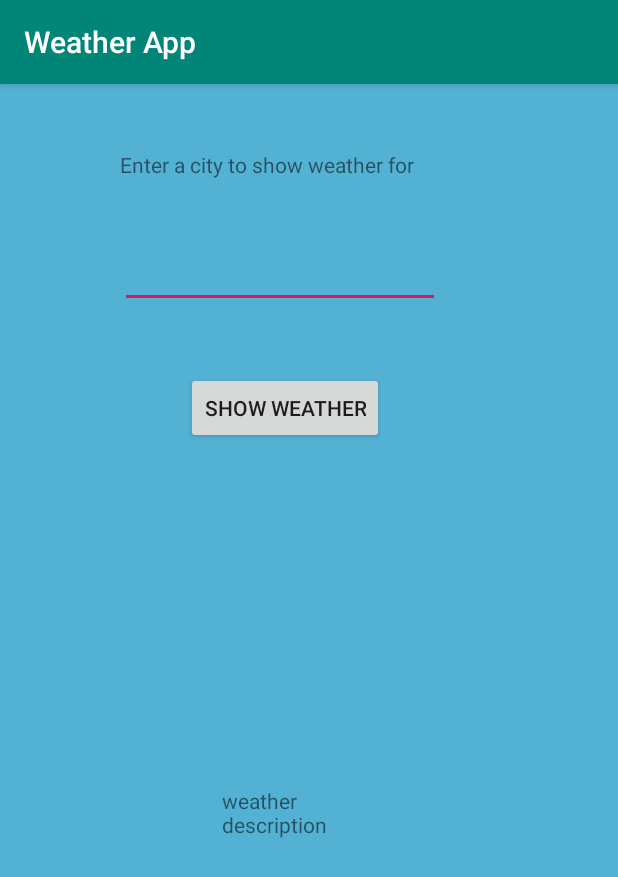
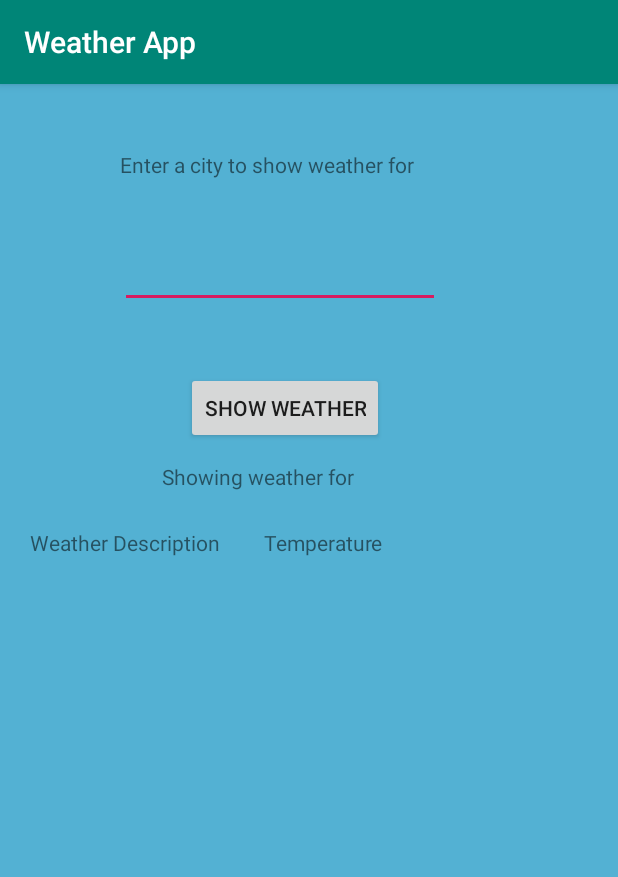
Before and after one commit to tonyspicervovin/WeatherApp, an Android app: the screen it shows after launch (MainActivity), on a phone screen of 412 x 824 dp. Shown: the top 877 px of the screen. Run offline under Robolectric (Android 15) with nearby library versions, the phone set to English and light mode, and no system bars; our stand-ins replace Volley.

Commit message:
showing description and city with some validation

```diff
--- a/app/build.gradle
+++ b/app/build.gradle
@@ -10,6 +10,8 @@ android {
         versionCode 1
         versionName "1.0"
         testInstrumentationRunner "androidx.test.runner.AndroidJUnitRunner"
+
+        buildConfigField("String", "OPENWEATHER_KEY", OPENWEATHER_KEY)
     }
     buildTypes {
         release {
--- a/app/src/main/java/com/tony/weatherapp/MainFragment.java
+++ b/app/src/main/java/com/tony/weatherapp/MainFragment.java
@@ -19,13 +19,14 @@ import com.android.volley.Request;
 import com.android.volley.RequestQueue;
 import com.android.volley.Response;
 import com.android.volley.VolleyError;
-import com.android.volley.toolbox.JsonArrayRequest;
 import com.android.volley.toolbox.JsonObjectRequest;
 import com.android.volley.toolbox.Volley;
 
 import org.json.JSONArray;
 import org.json.JSONException;
 import org.json.JSONObject;
+
+import java.text.DecimalFormat;
 
 
 public class MainFragment extends Fragment {
@@ -34,10 +35,16 @@ public class MainFragment extends Fragment {
     private Button showWeather;
     private EditText getCity;
     private TextView weatherDescription;
+    private TextView tempDisplay;
+    private TextView showWeatherFor;
+
+
+    private static DecimalFormat df2 = new DecimalFormat("#.##");
 
     private static String TAG = "MAIN_FRAGMENT";
-    private static String url = "http://api.openweathermap.org/data/2.5/weather?q=minneapolis&appid=9db10307657b0ff8224b0da642ac57f7";
+    private static String wrongCity = "Not a valid city";
 
+    private static String key = BuildConfig.OPENWEATHER_KEY;
     public MainFragment() {
         // Required empty public constructor
     }
@@ -64,6 +71,8 @@ public class MainFragment extends Fragment {
         showWeather = view.findViewById(R.id.show_weather_button);
         getCity = view.findViewById(R.id.get_city);
         weatherDescription = view.findViewById(R.id.weather_description);
+        tempDisplay = view.findViewById(R.id.temp_display);
+        showWeatherFor = view.findViewById(R.id.showing_weather_for);
 
         showWeather.setOnClickListener(new View.OnClickListener() {
             @Override
@@ -72,7 +81,7 @@ public class MainFragment extends Fragment {
                 if (city.isEmpty()) {
                     Toast.makeText(MainFragment.this.getContext(), "Enter a city", Toast.LENGTH_SHORT).show();
                 }else {
-                    getWeather();
+                    getWeather(city);
 
                 }
             }
@@ -82,9 +91,16 @@ public class MainFragment extends Fragment {
         return view;
     }
 
-    private void getWeather() {
+    private void getWeather(final String city) {
+
+        String showWeatherForText = "Showing weather for " + city;
+        Log.d(TAG, showWeatherForText);
+
+        showWeatherFor.setText(showWeatherForText);
+
 
         RequestQueue queue = Volley.newRequestQueue(getActivity());
+        String url = "http://api.openweathermap.org/data/2.5/weather?q="+city+"&appid=" + key;
 
 
         JsonObjectRequest weatherRequest = new JsonObjectRequest(Request.Method.GET, url, null,
@@ -96,8 +112,15 @@ public class MainFragment extends Fragment {
                             JSONArray jsonArray = response.getJSONArray("weather");
                             JSONObject jsonObject = jsonArray.getJSONObject(0);
                             String description = jsonObject.getString("description");
-                            Log.d(TAG, "description is " + description);
+                            Log.d(TAG, "description for " + city + " is " + description);
                             weatherDescription.setText(description);
+
+                            JSONObject main = response.getJSONObject("main");
+                            Double tempK = main.getDouble("temp");
+                            Double tempF = (tempK - 273.15) * 9/5 + 32;
+                            Log.d(TAG, "temp for "+city + " is " + df2.format(tempF));
+                            tempDisplay.setText(df2.format(tempF) + "f");
+
 
                         } catch (JSONException e) {
                             Log.e(TAG, "Error processing JSON resposne", e);
@@ -107,7 +130,12 @@ public class MainFragment extends Fragment {
                 new Response.ErrorListener() {
                     @Override
                     public void onErrorResponse(VolleyError error) {
+                        Toast.makeText(MainFragment.this.getContext(), "Enter a valid city", Toast.LENGTH_SHORT).show();
+                        showWeatherFor.setText(wrongCity);
+                        weatherDescription.setText("");
+                        tempDisplay.setText("");
                         Log.e(TAG, "Error fetching data from compliment server", error);
+
                     }
                 }
         );
--- a/app/src/main/res/layout/fragment_main.xml
+++ b/app/src/main/res/layout/fragment_main.xml
@@ -50,13 +50,55 @@
     </Button>
 
     <TextView
+        android:id="@+id/weather_display"
+        android:layout_width="145dp"
+        android:layout_height="35dp"
+        android:layout_marginStart="20dp"
+        android:layout_marginLeft="20dp"
+        android:layout_marginTop="296dp"
+        android:text="Weather Description"
+        app:layout_constraintStart_toStartOf="parent"
+        app:layout_constraintTop_toTopOf="parent" />
+
+    <TextView
         android:id="@+id/weather_description"
-        android:layout_width="120dp"
-        android:layout_height="52dp"
-        android:layout_marginStart="148dp"
-        android:layout_marginLeft="148dp"
-        android:layout_marginTop="468dp"
-        android:text="weather description"
+        android:layout_width="149dp"
+        android:layout_height="31dp"
+        android:layout_marginStart="16dp"
+        android:layout_marginLeft="16dp"
+        android:layout_marginTop="348dp"
+        app:layout_constraintStart_toStartOf="parent"
+        app:layout_constraintTop_toTopOf="parent" />
+
+    <TextView
+        android:id="@+id/textView4"
+        android:layout_width="158dp"
+        android:layout_height="32dp"
+        android:layout_marginStart="176dp"
+        android:layout_marginLeft="176dp"
+        android:layout_marginTop="296dp"
+        android:text="Temperature"
+        app:layout_constraintStart_toStartOf="parent"
+        app:layout_constraintTop_toTopOf="parent" />
+
+    <TextView
+        android:id="@+id/temp_display"
+        android:layout_width="165dp"
+        android:layout_height="29dp"
+        android:layout_marginStart="176dp"
+        android:layout_marginLeft="176dp"
+        android:layout_marginTop="348dp"
+        app:layout_constraintStart_toStartOf="parent"
+        app:layout_constraintTop_toTopOf="parent" />
+
+    <TextView
+        android:id="@+id/showing_weather_for"
+        android:layout_width="247dp"
+        android:layout_height="23dp"
+        android:layout_marginStart="108dp"
+        android:layout_marginLeft="108dp"
+        android:layout_marginTop="252dp"
+        android:text="Showing weather for"
         app:layout_constraintStart_toStartOf="parent"
         app:layout_constraintTop_toTopOf="parent" />
 
```
